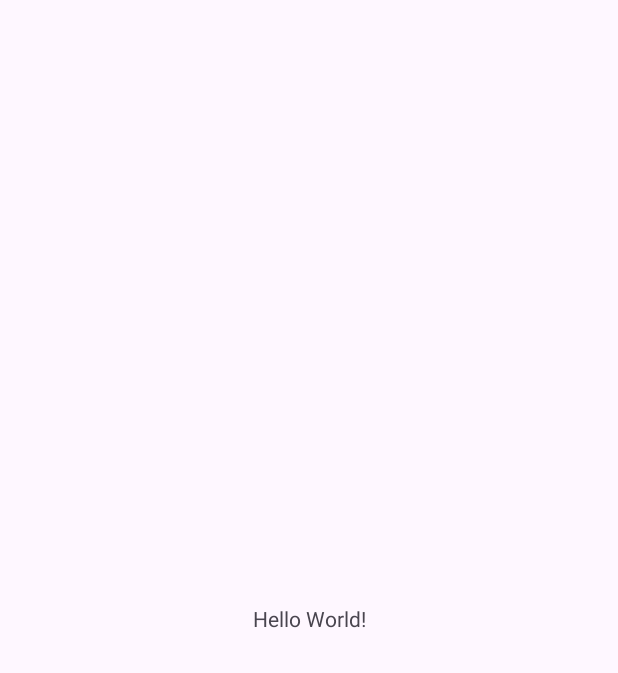
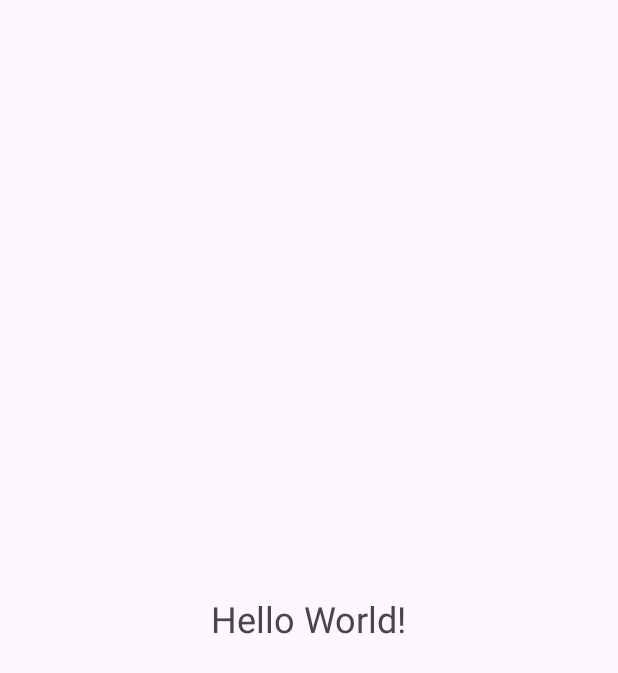
Before and after one commit to Timothee-VIARD/memory, an Android app: the screen it shows after launch (MainActivity), on a phone screen of 412 x 824 dp. Before the commit the part shown is almost empty. Shown: the top 673 px of the screen. Run offline under Robolectric (Android 15) with nearby library versions, the phone set to English and light mode, and no system bars.

Commit message:
Text Style
manque le Roboto

```diff
--- a/app/src/main/res/layout/activity_main.xml
+++ b/app/src/main/res/layout/activity_main.xml
@@ -7,6 +7,7 @@
     tools:context=".MainActivity">
 
     <TextView
+        style="@style/Title"
         android:layout_width="wrap_content"
         android:layout_height="wrap_content"
         android:text="Hello World!"
--- /dev/null
+++ b/app/src/main/res/values/textStyle.xml
@@ -0,0 +1,7 @@
+<resources xmlns:android="http://schemas.android.com/apk/res/android">
+    <!-- Base application theme. -->
+    <style name="Title">
+        <item name= "android:fontFamily">sans-serif</item>
+        <item name= "android:textSize">24sp</item>
+    </style>
+</resources>
```
